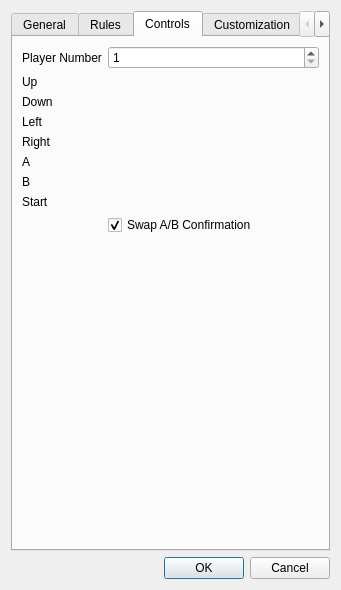
Above: Client/settingsdialog.ui from urzmjj/puyovs before the change. Below: the same form after it.
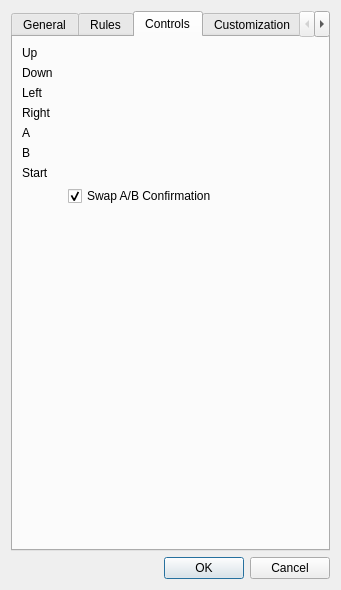
That is the form after the change. The open tabs and pages were chosen to show the change. Icons and pictures are not drawn. Custom widgets are drawn as their Qt base class.

Patch:
```diff
--- a/Client/settingsdialog.ui
+++ b/Client/settingsdialog.ui
@@ -629,96 +629,76 @@
           <enum>QFormLayout::AllNonFixedFieldsGrow</enum>
         </property>
         <item row="0" column="0">
-          <widget class="QLabel" name="PlayerNumLabel">
-          <property name="text">
-            <string comment="Player Number">Player Number</string>
-          </property>
-          </widget>
-        </item>
-        <item row="0" column="1">
-          <widget class="QSpinBox" name="PlayerNumSpinBox">
-          <property name="minimum">
-            <number>1</number>
-          </property>
-          <property name="maximum">
-            <number>4</number>
-          </property>
-          <property name="value">
-            <number>1</number>
-          </property>
-          </widget>
-        </item>
-        <item row="1" column="0">
           <widget class="QLabel" name="UpLabel">
           <property name="text">
             <string comment="Up">Up</string>
           </property>
           </widget>
         </item>
-        <item row="2" column="0">
+       <item row="1" column="0">
           <widget class="QLabel" name="DownLabel">
           <property name="text">
             <string comment="Down">Down</string>
           </property>
           </widget>
         </item>
-        <item row="3" column="0">
+       <item row="2" column="0">
           <widget class="QLabel" name="LeftLabel">
           <property name="text">
             <string comment="Left">Left</string>
           </property>
           </widget>
         </item>
-        <item row="4" column="0">
+       <item row="3" column="0">
           <widget class="QLabel" name="RightLabel">
           <property name="text">
             <string comment="Right">Right</string>
           </property>
           </widget>
         </item>
-        <item row="5" column="0">
+       <item row="4" column="0">
           <widget class="QLabel" name="ALabel">
           <property name="text">
             <string comment="A">A</string>
           </property>
           </widget>
         </item>
-        <item row="6" column="0">
+       <item row="5" column="0">
           <widget class="QLabel" name="BLabel">
           <property name="text">
             <string comment="B">B</string>
           </property>
           </widget>
         </item>
-        <item row="1" column="1">
+       <item row="0" column="1">
           <widget class="InputWidget" name="UpInput" native="true"/>
         </item>
-        <item row="2" column="1">
+       <item row="1" column="1">
           <widget class="InputWidget" name="DownInput" native="true"/>
         </item>
-        <item row="3" column="1">
+       <item row="2" column="1">
           <widget class="InputWidget" name="LeftInput" native="true"/>
         </item>
-        <item row="4" column="1">
+       <item row="3" column="1">
           <widget class="InputWidget" name="RightInput" native="true"/>
         </item>
-        <item row="5" column="1">
+       <item row="4" column="1">
           <widget class="InputWidget" name="AInput" native="true"/>
         </item>
-        <item row="7" column="0">
+       <item row="6" column="0">
           <widget class="QLabel" name="StartLavel">
           <property name="text">
             <string>Start</string>
           </property>
           </widget>
         </item>
-        <item row="6" column="1">
+       <item row="5" column="1">
           <widget class="InputWidget" name="BInput" native="true"/>
         </item>
-        <item row="7" column="1">
+       <item row="6" column="1">
           <widget class="InputWidget" name="StartInput" native="true"/>
         </item>
-        <item row="8" column="0">
+       <item row="7" column="0">
           <spacer name="SwapABConfirmSpacer">
           <property name="orientation">
             <enum>Qt::Horizontal</enum>
@@ -731,7 +711,7 @@
           </property>
           </spacer>
         </item>
-        <item row="8" column="1">
+       <item row="7" column="1">
           <widget class="QCheckBox" name="SwapABConfirmCheckBox">
           <property name="text">
             <string>Swap A/B Confirmation</string>
```
Left out of the diff: 2 changed lines with no effect on the pictures. Lines whose indentation alone changed are shown as unchanged.
